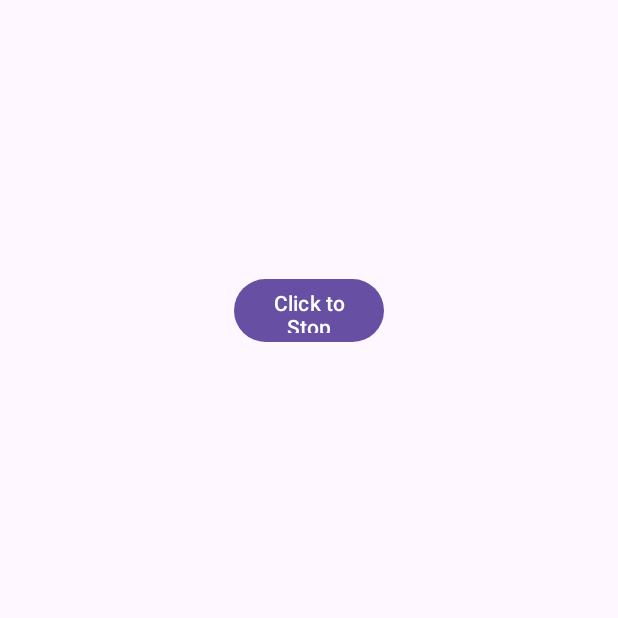
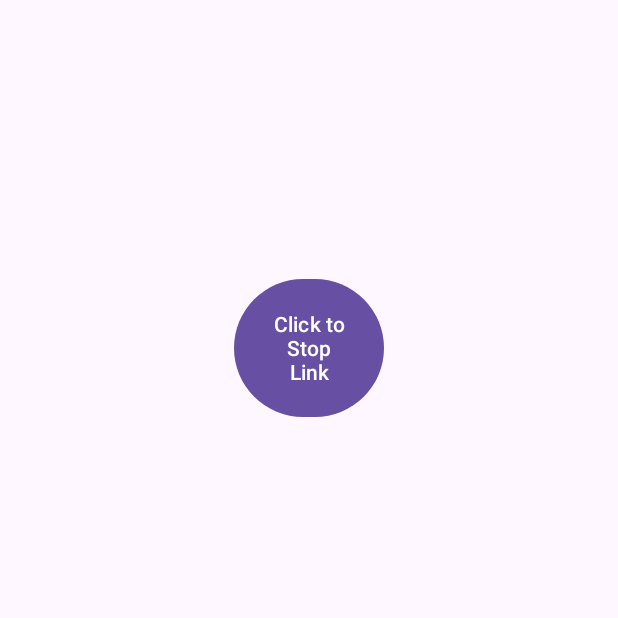
Before and after one commit to Stingray07/Eh-Iniscroll, an Android app: the screen it shows after launch (MainActivity), after a tap on "Click To Start Link", on a phone screen of 412 x 824 dp, the top half of it. Run offline under Robolectric (Android 15) with nearby library versions, the phone set to English and light mode, and no system bars.

Commit message:
added views, deleted files
- added long text view for scrolling
- deleted redundant xml file

```diff
--- a/app/src/main/java/com/example/ehiniscroll/MainActivity.java
+++ b/app/src/main/java/com/example/ehiniscroll/MainActivity.java
@@ -7,6 +7,7 @@ import android.view.View;
 import android.widget.Button;
 import android.widget.ScrollView;
 import android.widget.ProgressBar;
+import android.widget.TextView;
 import android.widget.Toast;
 
 
@@ -17,26 +18,23 @@ public class MainActivity extends AppCompatActivity {
         super.onCreate(savedInstanceState);
         setContentView(R.layout.activity_main);
 
-//        // initialize views
+        // create views
         Button startButton = findViewById(R.id.startButton);
         Button stopButton = findViewById(R.id.stopButton);
         ProgressBar linkingBar = findViewById(R.id.loadingProgressBar);
         ScrollView verticalScrollView = findViewById(R.id.verticalScrollView);
-//
-//
+        TextView invisibleTextView = findViewById(R.id.invisibleTextView);
+
         startButton.setOnClickListener(v -> {
             showToast("Initializing Link");
             startButton.setVisibility(View.INVISIBLE);
             linkingBar.setVisibility(View.VISIBLE);
             stopButton.setVisibility(View.VISIBLE);
-
             // wifi logic here
-
-
-
 
             linkingBar.setVisibility(View.INVISIBLE);
             System.out.println("Link Started");
+            invisibleTextView.setVisibility(View.VISIBLE);
         });
 
         stopButton.setOnClickListener(v -> {
@@ -49,13 +47,15 @@ public class MainActivity extends AppCompatActivity {
             System.out.println("Link Stopped");
         });
 
-        verticalScrollView.setOnScrollChangeListener(new View.OnScrollChangeListener() {
-            @Override
-            public void onScrollChange(View v, int scrollX, int scrollY, int oldScrollX, int oldScrollY) {
-                // Check if there is a vertical scroll
-                if (scrollY != oldScrollY) {
-                    System.out.println("ScrollDetection Vertical scroll detected. ScrollY: " + scrollY);
-                }
+        verticalScrollView.setOnScrollChangeListener((v, scrollX, scrollY, oldScrollX, oldScrollY) -> {
+            // Check if there is a vertical scroll
+            if (scrollY != oldScrollY) {
+                System.out.println("ScrollDetection Vertical scroll detected. ScrollY: " + scrollY);
+            }
+
+            if (scrollY >= 22000) {
+                showToast("NEAR END");
+                verticalScrollView.fullScroll(ScrollView.FOCUS_UP);
             }
         });
 
--- a/app/src/main/res/drawable/button_circle_background.xml
+++ /dev/null
@@ -1,5 +0,0 @@
-<?xml version="1.0" encoding="utf-8"?>
-<shape xmlns:android="http://schemas.android.com/apk/res/android"
-    android:shape="oval">
-    <solid android:color="@color/black" />
-</shape>
--- a/app/src/main/res/layout/activity_main.xml
+++ b/app/src/main/res/layout/activity_main.xml
@@ -33,11 +33,18 @@
                 android:id="@+id/stopButton"
                 android:layout_gravity="center"
                 android:layout_width="100dp"
-                android:layout_height="50dp"
+                android:layout_height="100dp"
                 android:text="Click to Stop Link"
                 android:visibility="invisible"
                 app:layout_constraintTop_toBottomOf="@+id/startButton"
                 android:layout_marginTop="16dp" />
+
+            <TextView
+                android:id="@+id/invisibleTextView"
+                android:layout_width="match_parent"
+                android:layout_height="10000dp"
+                android:text=""
+                android:visibility="invisible"/>
 
             <ProgressBar
                 android:id="@+id/loadingProgressBar"
```
